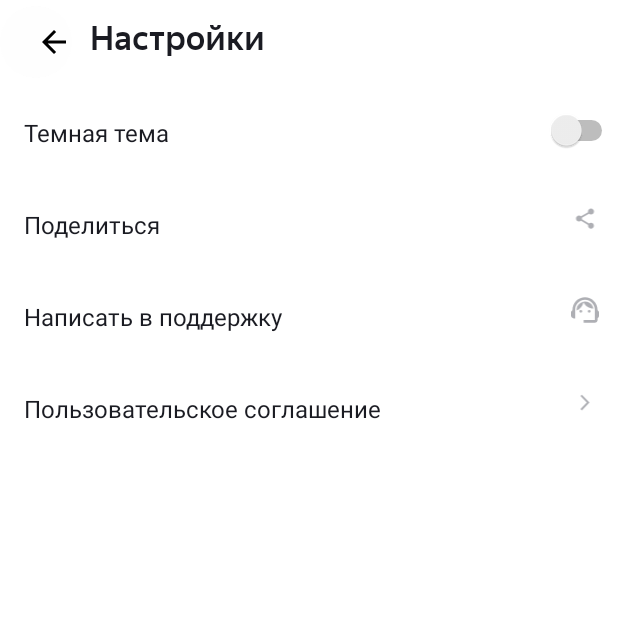
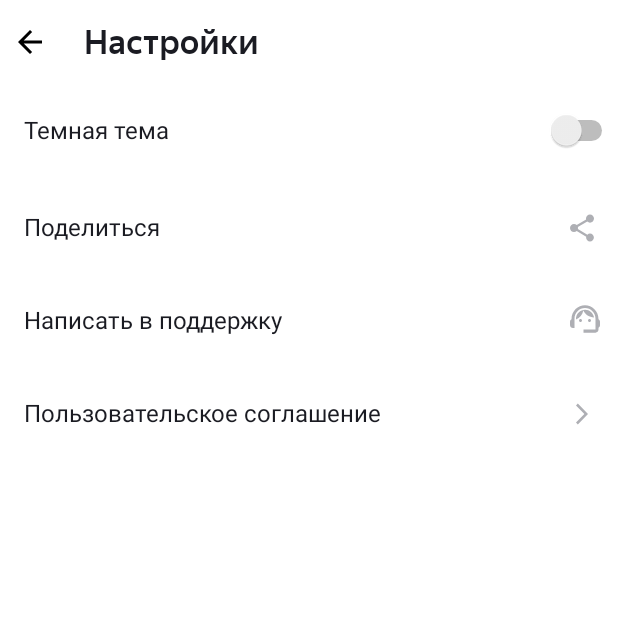
Before and after one commit to darkelf007/PlaylistMaker, an Android app: the SettingsActivity screen opened directly, with no data from a screen before it, on a phone screen of 412 x 824 dp, the top half of it. Run offline under Robolectric (Android 15) with nearby library versions, the phone set to English and light mode, and no system bars.

Commit message:
10.01.2024

```diff
--- a/app/src/main/res/layout/activity_main.xml
+++ b/app/src/main/res/layout/activity_main.xml
@@ -10,26 +10,17 @@
 
     <FrameLayout
         android:layout_width="match_parent"
-        android:layout_height="56dp">
+        android:layout_height="@dimen/dp_56">
 
-        <FrameLayout
-            android:layout_width="match_parent"
-            android:layout_height="match_parent"
-            android:layout_marginTop="4dp"
-            android:layout_marginEnd="52dp"
-            android:layout_marginBottom="4dp"
-            android:paddingStart="4dp">
-
-            <TextView
-                android:id="@+id/textView"
-                android:layout_width="wrap_content"
-                android:layout_height="wrap_content"
-                android:layout_marginLeft="12dp"
-                android:layout_marginTop="10dp"
-                android:text="@string/app_name"
-                android:textColor="@color/white"
-                android:textSize="@dimen/medium_text_size" />
-        </FrameLayout>
+        <TextView
+            android:id="@+id/textPlaylistMaker"
+            android:layout_width="wrap_content"
+            android:layout_height="wrap_content"
+            android:layout_marginStart="@dimen/dp_12"
+            android:layout_marginTop="@dimen/dp_10"
+            android:text="@string/app_name"
+            android:textColor="@color/white"
+            android:textSize="@dimen/text_size_22" />
     </FrameLayout>
 
     <Button
@@ -45,7 +36,7 @@
         android:text="@string/search"
         android:textAllCaps="false"
         android:textColor="@color/dark_blue"
-        android:textSize="@dimen/medium_text_size"
+        android:textSize="@dimen/text_size_22"
         app:cornerRadius="@dimen/dp_16"
         app:icon="@drawable/search"
         app:iconGravity="textStart"
@@ -64,8 +55,7 @@
         android:text="@string/media"
         android:textAllCaps="false"
         android:textColor="@color/dark_blue"
-        android:textSize="@dimen/medium_text_size"
-        android:textStyle="normal"
+        android:textSize="@dimen/text_size_22"
         app:cornerRadius="@dimen/dp_16"
         app:icon="@drawable/media"
         app:iconGravity="textStart"
@@ -78,14 +68,14 @@
         android:layout_marginStart="@dimen/dp_16"
         android:layout_marginTop="@dimen/dp_16"
         android:layout_marginEnd="@dimen/dp_16"
-        android:layout_marginBottom="28dp"
+        android:layout_marginBottom="@dimen/dp_28"
         android:layout_weight="1"
         android:backgroundTint="@color/white"
         android:fontFamily="@font/yandexsanstextmedium"
         android:text="@string/settings"
         android:textAllCaps="false"
         android:textColor="@color/dark_blue"
-        android:textSize="@dimen/medium_text_size"
+        android:textSize="@dimen/text_size_22"
         app:cornerRadius="@dimen/dp_16"
         app:icon="@drawable/settings"
         app:iconGravity="textStart"
--- a/app/src/main/res/layout/activity_settings.xml
+++ b/app/src/main/res/layout/activity_settings.xml
@@ -10,141 +10,114 @@
 
     <LinearLayout
         android:layout_width="match_parent"
-        android:layout_height="56dp"
+        android:layout_height="@dimen/dp_56"
+        android:gravity="center"
         android:orientation="horizontal">
 
         <Button
             android:id="@+id/button_backToMain"
-            android:layout_width="48dp"
-            android:layout_height="match_parent"
-            android:backgroundTint="#FEFEFE"
-            android:visibility="visible"
+            android:layout_width="@dimen/dp_44"
+            android:layout_height="wrap_content"
+            android:layout_marginStart="@dimen/dp_12"
+            android:backgroundTint="@color/white"
+            android:contentDescription="@string/button_back"
+            android:outlineProvider="none"
             app:icon="@drawable/arrow"
-            app:iconSize="24dp"
-            app:iconTint="#000000"
-            tools:outlineSpotShadowColor="#FEFEFE"
-            tools:visibility="visible" />
+            app:iconGravity="end"
+            app:iconPadding="@dimen/dp_52"
+            app:iconSize="@dimen/dp_24"
+            app:iconTint="@color/black" />
 
         <TextView
-            android:id="@+id/textView2"
-            android:layout_width="wrap_content"
+            android:id="@+id/textSettings"
+            android:layout_width="@dimen/dp_0"
             android:layout_height="wrap_content"
-            android:layout_marginStart="12dp"
-
-
             android:layout_weight="1"
             android:fontFamily="@font/yandexsanstextmedium"
             android:text="@string/settings"
             android:textColor="@color/dark_blue"
-            android:textSize="22sp" />
+            android:textSize="@dimen/text_size_22" />
+
     </LinearLayout>
-
         <LinearLayout
             android:layout_width="match_parent"
-            android:layout_height="61dp"
+            android:layout_height="@dimen/dp_62"
             android:orientation="horizontal">
 
             <TextView
-                android:id="@+id/textView4"
+                android:id="@+id/selectTheme"
                 android:layout_width="@dimen/dp_0"
-                android:layout_height="match_parent"
+                android:layout_height="wrap_content"
                 android:layout_marginStart="@dimen/dp_16"
-                android:layout_marginTop="21dp"
                 android:layout_weight="1"
                 android:text="@string/dark_theme"
                 android:textColor="@color/dark_blue"
-                android:textSize="@dimen/small_text_size"
+                android:textSize="@dimen/text_size_16"
                 tools:fontFamily="@font/yandexsanstextmedium" />
 
             <Switch
-                android:id="@+id/switch3"
-                android:layout_width="56dp"
+                android:id="@+id/switchTheme"
+                android:layout_width="@dimen/dp_56"
                 android:layout_height="match_parent"
                 tools:ignore="UseSwitchCompatOrMaterialXml" />
 
         </LinearLayout>
-
         <LinearLayout
             android:layout_width="match_parent"
-            android:layout_height="61dp"
-            android:orientation="horizontal"
-            tools:ignore="UseCompoundDrawables">
-
+            android:layout_height="@dimen/dp_62"
+            android:orientation="horizontal">
             <TextView
-                android:id="@+id/textView8"
+                android:id="@+id/textToShare"
                 android:layout_width="@dimen/dp_0"
-                android:layout_height="match_parent"
+                android:layout_height="wrap_content"
                 android:layout_marginStart="@dimen/dp_16"
-                android:layout_marginTop="21dp"
+                android:layout_marginTop="@dimen/dp_22"
                 android:layout_weight="1"
                 android:text="@string/to_share"
                 android:textColor="@color/dark_blue"
-                android:textSize="@dimen/small_text_size"
-                tools:fontFamily="@font/yandexsanstextmedium" />
-
-            <ImageView
-                android:id="@+id/imageView2"
-                android:layout_width="20dp"
-                android:layout_height="18dp"
-                android:layout_marginTop="19dp"
-                android:layout_marginEnd="12dp"
-                android:src="@drawable/light_mode" />
+                android:textSize="@dimen/text_size_16"
+                android:layout_marginEnd="@dimen/dp_12"
+                tools:fontFamily="@font/yandexsanstextmedium"
+                app:drawableRightCompat="@drawable/to_share" />
 
         </LinearLayout>
-
         <LinearLayout
             android:layout_width="match_parent"
-            android:layout_height="61dp"
-            android:orientation="horizontal"
-            tools:ignore="UseCompoundDrawables">
-
+            android:layout_height="@dimen/dp_62"
+            android:orientation="horizontal">
             <TextView
-                android:id="@+id/textView9"
+                android:id="@+id/textWriteToSupport"
                 android:layout_width="@dimen/dp_0"
-                android:layout_height="match_parent"
+                android:layout_height="wrap_content"
                 android:layout_marginStart="@dimen/dp_16"
-                android:layout_marginTop="21dp"
+                android:layout_marginTop="@dimen/dp_22"
                 android:layout_weight="1"
                 android:text="@string/write_to_support"
                 android:textColor="@color/dark_blue"
-                android:textSize="@dimen/small_text_size"
-                tools:fontFamily="@font/yandexsanstextmedium" />
-
-            <ImageView
-                android:id="@+id/imageView3"
-                android:layout_width="20dp"
-                android:layout_height="18dp"
-                android:layout_marginTop="19dp"
-                android:layout_marginEnd="12dp"
-                android:src="@drawable/group" />
+                android:textSize="@dimen/text_size_16"
+                android:layout_marginEnd="@dimen/dp_12"
+                tools:fontFamily="@font/yandexsanstextmedium"
+                app:drawableRightCompat="@drawable/group"/>
 
         </LinearLayout>
-
         <LinearLayout
             android:layout_width="match_parent"
-            android:layout_height="61dp"
+            android:layout_height="@dimen/dp_62"
             android:orientation="horizontal"
             tools:ignore="UseCompoundDrawables">
-
             <TextView
-                android:id="@+id/textView10"
+                android:id="@+id/textUserAgreement"
                 android:layout_width="@dimen/dp_0"
-                android:layout_height="match_parent"
+                android:layout_height="wrap_content"
                 android:layout_marginStart="@dimen/dp_16"
-                android:layout_marginTop="21dp"
+                android:layout_marginTop="@dimen/dp_22"
                 android:layout_weight="1"
-                android:text="@string/user_areement"
+                android:text="@string/user_agreement"
                 android:textColor="@color/dark_blue"
-                android:textSize="@dimen/small_text_size"
-                tools:fontFamily="@font/yandexsanstextmedium" />
-
-            <ImageView
-                android:id="@+id/imageView4"
-                android:layout_width="20dp"
-                android:layout_height="18dp"
-                android:layout_marginTop="19dp"
-                android:layout_marginEnd="12dp"
-                android:src="@drawable/button" />
+                android:textSize="@dimen/text_size_16"
+                android:layout_marginEnd="@dimen/dp_12"
+                tools:fontFamily="@font/yandexsanstextmedium"
+                app:drawableRightCompat="@drawable/button"/>
 
         </LinearLayout>
     </LinearLayout>
--- a/app/src/main/res/values/dimens.xml
+++ b/app/src/main/res/values/dimens.xml
@@ -1,8 +1,21 @@
 <?xml version="1.0" encoding="utf-8"?>
 <resources>
-    <dimen name="medium_text_size">22sp</dimen>
-    <dimen name="small_text_size">16sp</dimen>
+    <dimen name="text_size_22">22sp</dimen>
+    <dimen name="text_size_16">16sp</dimen>
     <dimen name="dp_16">16dp</dimen>
     <dimen name="dp_84">84dp</dimen>
     <dimen name="dp_0">0dp</dimen>
+    <dimen name="dp_4">4dp</dimen>
+    <dimen name="dp_52">52dp</dimen>
+    <dimen name="dp_56">56dp</dimen>
+    <dimen name="dp_12">12dp</dimen>
+    <dimen name="dp_10">10dp</dimen>
+    <dimen name="dp_28">28dp</dimen>
+    <dimen name="dp_48">48dp</dimen>
+    <dimen name="dp_24">24dp</dimen>
+    <dimen name="dp_62">62dp</dimen>
+    <dimen name="dp_22">22dp</dimen>
+    <dimen name="dp_20">20dp</dimen>
+    <dimen name="dp_18">18dp</dimen>
+    <dimen name="dp_44">44dp</dimen>
 </resources>
--- a/app/src/main/res/values/strings.xml
+++ b/app/src/main/res/values/strings.xml
@@ -6,5 +6,6 @@
     <string name="dark_theme">Темная тема</string>
     <string name="to_share">Поделиться</string>
     <string name="write_to_support">Написать в поддержку</string>
-    <string name="user_areement">Пользовательское соглашение</string>
+    <string name="user_agreement">Пользовательское соглашение</string>
+    <string name="button_back">Кнопка назад</string>
 </resources>
```
Also changed, not shown: app/src/main/res/drawable/to_share.xml (renamed from app/src/main/res/drawable/light_mode.xml).
